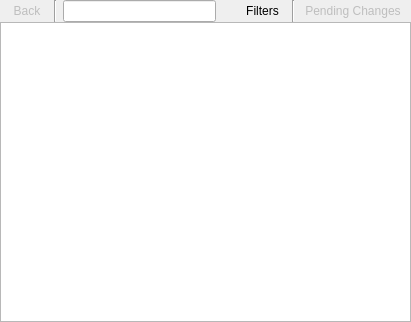
First picture: the form in ApperKCM/ApperKCM.ui, repository KDE/apper, before the edit.
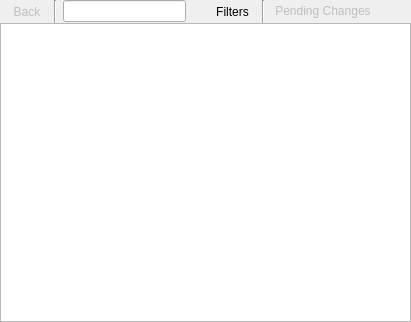
Second picture: the form after the edit. Custom widgets are drawn as their Qt base class.

Commit message: Move History and Settings to a tool button as requested Make the Filters menu update the search when changed

Patch:
```diff
--- a/ApperKCM/ApperKCM.ui
+++ b/ApperKCM/ApperKCM.ui
@@ -200,6 +200,16 @@
          </property>
         </widget>
        </item>
+       <item>
+        <widget class="QToolButton" name="settingsTB">
+         <property name="popupMode">
+          <enum>QToolButton::InstantPopup</enum>
+         </property>
+         <property name="autoRaise">
+          <bool>true</bool>
+         </property>
+        </widget>
+       </item>
       </layout>
      </widget>
      <widget class="QWidget" name="page_6">
```
The commit also changes 9 other files.
